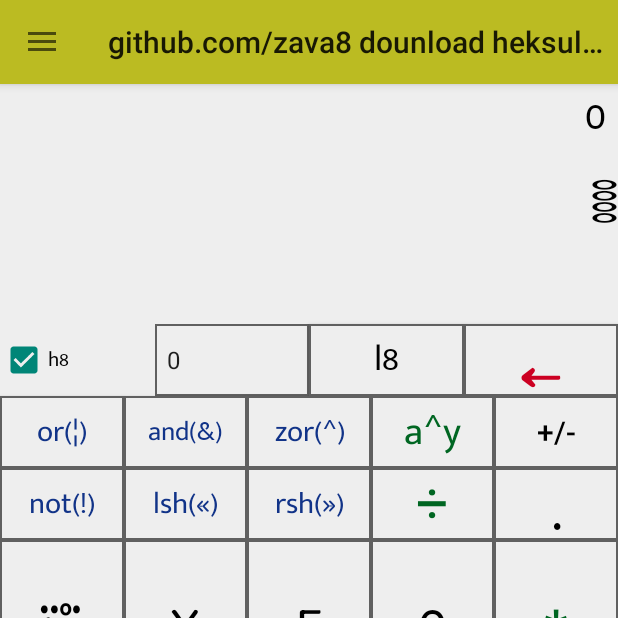
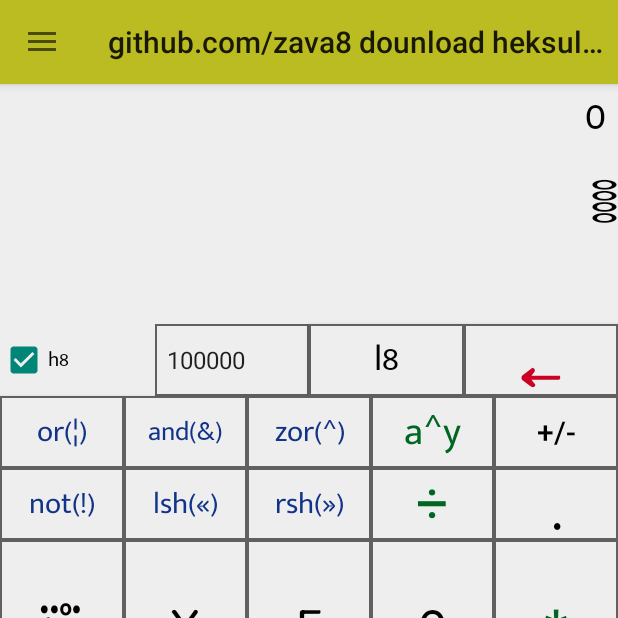
Before and after one commit to zava8/heksuletr, an Android app: the screen it shows after launch (MainActivity), on a phone screen of 412 x 824 dp, the top half of it. Run offline under Robolectric (Android 15) with nearby library versions, the phone set to English and light mode, and no system bars; libraries missing offline, so code that uses them is left out: io.realm; 1 statement that could not run was skipped.

```diff
--- a/app/src/main/res/values/strings.xml
+++ b/app/src/main/res/values/strings.xml
@@ -60,14 +60,18 @@
     <string name="or_operator" translatable="false">|</string>
 
     <string-array name="decimal_points_selection_array">
-        <item>0</item>
-        <item>0.0</item>
-        <item>0.00</item>
-        <item>0.000</item>
-        <item>0.0000</item>
-        <item>0.00000</item>
-        <item>0.000000</item>
-        <item>0.0000000</item>
+        <item>100000</item>
+        <item>10000</item>
+        <item>1000</item>
+        <item>100</item>
+        <item>10</item>
+        <item>1</item>
+        <item>0.1</item>
+        <item>0.01</item>
+        <item>0.001</item>
+        <item>0.0001</item>
+        <item>0.00001</item>
+        <item>0.000001</item>
     </string-array>
 
     <string-array name="dizit_nems_array">
```
